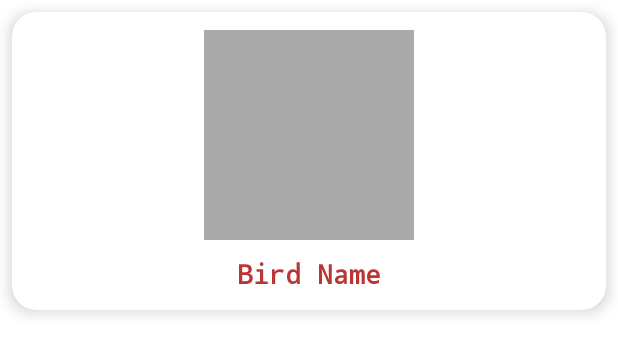
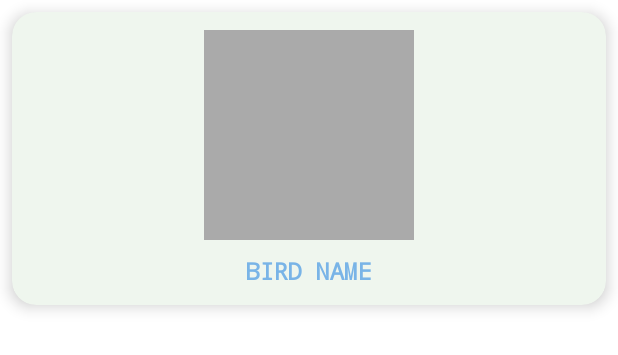
Before and after one commit to Javayria/tweetseek, an Android app: the layout report_history.xml on its own in the app's theme, with its tools: preview values and no code run, on a phone screen of 412 x 824 dp. Shown: the top 355 px of the screen. Run offline under Robolectric (Android 15) with nearby library versions, the phone set to English and light mode, and no system bars.

```diff
--- a/frontend/app/src/main/res/layout/report_history.xml
+++ b/frontend/app/src/main/res/layout/report_history.xml
@@ -7,7 +7,7 @@
     android:layout_margin="8dp"
     card_view:cardCornerRadius="16dp"
     card_view:cardElevation="6dp"
-    card_view:cardBackgroundColor="@android:color/white">
+    card_view:cardBackgroundColor="@color/white">
 
     <LinearLayout
         android:layout_width="match_parent"
@@ -32,9 +32,10 @@
             android:layout_height="wrap_content"
             android:layout_marginTop="10dp"
             android:text="Bird Name"
-            android:textColor="@color/red"
+            android:textAllCaps="true"
+            android:textColor="@color/blue"
             android:fontFamily="monospace"
             android:textStyle="bold"
-            android:textSize="18sp"/>
+            android:textSize="15sp"/>
     </LinearLayout>
 </androidx.cardview.widget.CardView>
--- a/frontend/app/src/main/res/values/colors.xml
+++ b/frontend/app/src/main/res/values/colors.xml
@@ -1,12 +1,12 @@
 <?xml version="1.0" encoding="utf-8"?>
 <resources>
-    <color name="purple_200">#192212</color>
-    <color name="purple_500">#192212</color>
-    <color name="purple_700">#192212</color>
-    <color name="teal_200">#192212</color>
-    <color name="teal_700">#192212</color>
-    <color name="green">#192212</color>
-    <color name="grey">#192212</color>
+    <color name="purple_200">#EFF6EE</color>
+    <color name="purple_500">#EFF6EE</color>
+    <color name="purple_700">#EFF6EE</color>
+    <color name="teal_200">#EFF6EE</color>
+    <color name="teal_700">#EFF6EE</color>
+    <color name="green">#EFF6EE</color>
+    <color name="grey">#EFF6EE</color>
     <!--tweetseek colourscheme -->
     <color name="red">#BA3535</color>
     <color name="white">#EFF6EE</color>
--- a/frontend/app/src/main/res/values/themes.xml
+++ b/frontend/app/src/main/res/values/themes.xml
@@ -4,13 +4,13 @@
         <!-- Primary brand color. -->
         <item name="colorPrimary">@color/teal_700</item>
         <item name="colorPrimaryVariant">@color/purple_700</item>
-        <item name="colorOnPrimary">@color/white</item>
+        <item name="colorOnPrimary">@color/blue</item>
         <!-- Secondary brand color. -->
         <item name="colorSecondary">@color/teal_200</item>
         <item name="colorSecondaryVariant">@color/teal_700</item>
-        <item name="colorOnSecondary">@color/black</item>
+        <item name="colorOnSecondary">@color/white</item>
         <!-- Status bar color. -->
-        <item name="android:statusBarColor">?attr/colorPrimaryVariant</item>
+        <item name="android:statusBarColor">@color/white</item>
         <!-- Customize your theme here. -->
     </style>
 
```
Also changed, not shown: frontend/app/src/main/java/com/example/tweetseek/activity/IdentificationHistoryActivity.kt (+8 -1 lines), frontend/app/src/main/res/layout/identification_history.xml (+19 -16 lines).
